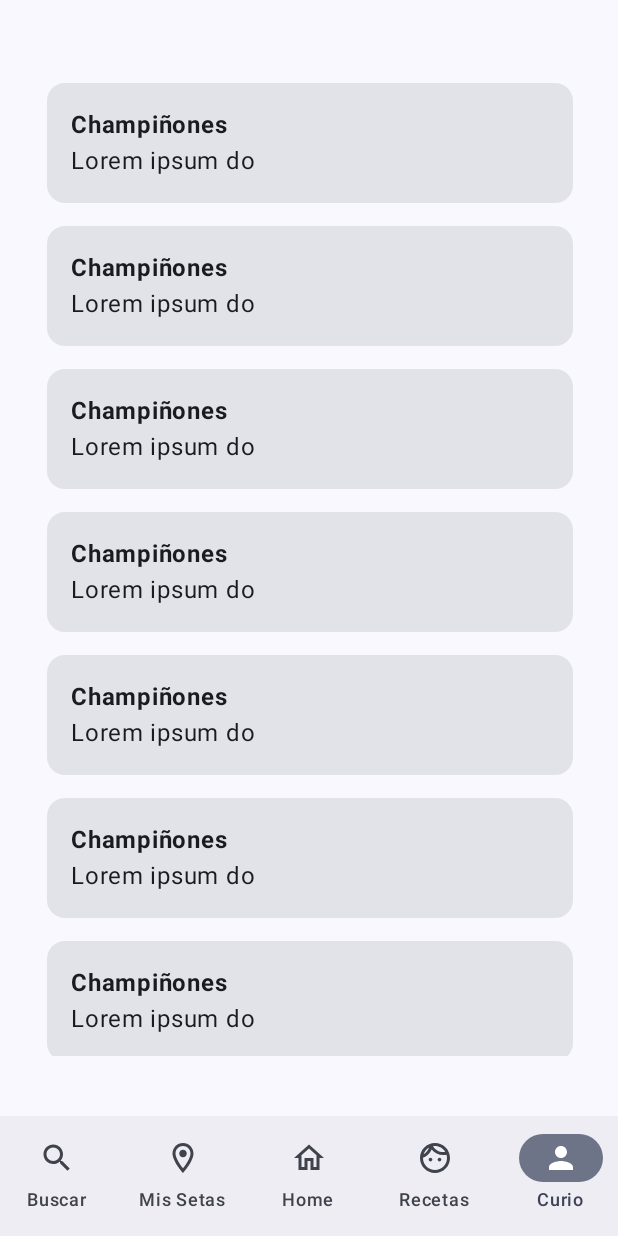
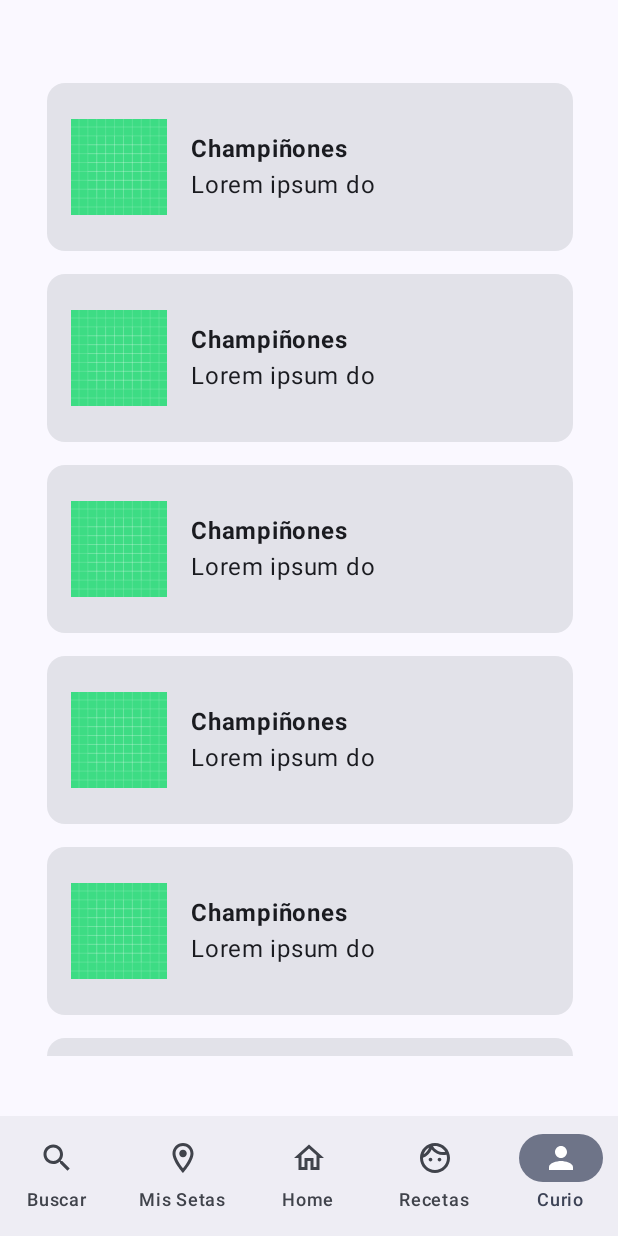
Before and after one commit to Voldwyce/Urfungi, an Android app built with Jetpack Compose: the screen it shows after launch (MainActivity), item 5 of the bottom bar chosen, on a phone screen of 412 x 824 dp. Run offline under Robolectric (Android 15) with nearby library versions, the phone set to English and light mode, and no system bars.

Commit message:
Apartado Curiosidades Pequeños Cambios no importantes (imagenes)

```diff
--- a/app/src/main/java/com/example/urfungi/Curiosidades/Seta.kt
+++ b/app/src/main/java/com/example/urfungi/Curiosidades/Seta.kt
@@ -1,7 +1,8 @@
 package com.example.urfungi.Curiosidades
 
 data class Seta(
-    val nombre: String, /*val imagenResId: Int,*/
+    val nombre: String,
+    val imagenResId: Int,
     val descripcion: String,
     val nombrecientifico: String,
     val estacion: String
--- a/app/src/main/java/com/example/urfungi/Curiosidades/setas_list_item.kt
+++ b/app/src/main/java/com/example/urfungi/Curiosidades/setas_list_item.kt
@@ -1,5 +1,6 @@
 package com.example.urfungi.Curiosidades
 
+import androidx.compose.foundation.Image
 import androidx.compose.foundation.clickable
 import androidx.compose.foundation.layout.Column
 import androidx.compose.foundation.layout.Row
@@ -7,6 +8,7 @@ import androidx.compose.foundation.layout.Spacer
 import androidx.compose.foundation.layout.fillMaxWidth
 import androidx.compose.foundation.layout.height
 import androidx.compose.foundation.layout.padding
+import androidx.compose.foundation.layout.size
 import androidx.compose.material3.Card
 import androidx.compose.material3.Text
 import androidx.compose.runtime.Composable
@@ -17,93 +19,94 @@ import androidx.compose.runtime.setValue
 import androidx.compose.ui.Alignment
 import androidx.compose.ui.Modifier
 import androidx.compose.ui.graphics.Color
+import androidx.compose.ui.res.painterResource
 import androidx.compose.ui.text.font.FontWeight
 import androidx.compose.ui.text.style.TextAlign
 import androidx.compose.ui.unit.dp
-import com.example.urfungi.MainActivity
+import com.example.urfungi.R
 import kotlin.math.min
 
 val setas = listOf(
     Seta(
-        "Champiñones", /*R.drawable.seta1*/
+        "Champiñones", R.drawable.ic_launcher_background,
         "Lorem ipsum dolor sit amet, consectetur adipiscing elit. Donec sit amet eros cursus, viverra nibh in, tincidunt justo. Ut pretium a nibh eu feugiat. Quisque lorem ante, accumsan eu tincidunt eget, imperdiet eget felis. Quisque a orci gravida, pellentesque lorem at, consequat quam. Integer non est est. Vestibulum aliquam nulla et massa viverra, non maximus magna consectetur. Nunc non erat id sem condimentum lacinia. Suspendisse id dictum dui, vel hendrerit dolor. Mauris vitae tortor purus. Nulla sit amet ullamcorper risus.",
         "Agaricus bisporus",
         "Otoño"
     ),
     Seta(
-        "Champiñones", /*R.drawable.seta1*/
+        "Champiñones", R.drawable.ic_launcher_background,
         "Lorem ipsum dolor sit amet, consectetur adipiscing elit. Donec sit amet eros cursus, viverra nibh in, tincidunt justo. Ut pretium a nibh eu feugiat. Quisque lorem ante, accumsan eu tincidunt eget, imperdiet eget felis. Quisque a orci gravida, pellentesque lorem at, consequat quam. Integer non est est. Vestibulum aliquam nulla et massa viverra, non maximus magna consectetur. Nunc non erat id sem condimentum lacinia. Suspendisse id dictum dui, vel hendrerit dolor. Mauris vitae tortor purus. Nulla sit amet ullamcorper risus.",
         "Agaricus bisporus",
         "Otoño"
     ),
     Seta(
-        "Champiñones", /*R.drawable.seta1*/
+        "Champiñones", R.drawable.ic_launcher_background,
         "Lorem ipsum dolor sit amet, consectetur adipiscing elit. Donec sit amet eros cursus, viverra nibh in, tincidunt justo. Ut pretium a nibh eu feugiat. Quisque lorem ante, accumsan eu tincidunt eget, imperdiet eget felis. Quisque a orci gravida, pellentesque lorem at, consequat quam. Integer non est est. Vestibulum aliquam nulla et massa viverra, non maximus magna consectetur. Nunc non erat id sem condimentum lacinia. Suspendisse id dictum dui, vel hendrerit dolor. Mauris vitae tortor purus. Nulla sit amet ullamcorper risus.",
         "Agaricus bisporus",
         "Otoño"
     ),
     Seta(
-        "Champiñones", /*R.drawable.seta1*/
+        "Champiñones", R.drawable.ic_launcher_background,
         "Lorem ipsum dolor sit amet, consectetur adipiscing elit. Donec sit amet eros cursus, viverra nibh in, tincidunt justo. Ut pretium a nibh eu feugiat. Quisque lorem ante, accumsan eu tincidunt eget, imperdiet eget felis. Quisque a orci gravida, pellentesque lorem at, consequat quam. Integer non est est. Vestibulum aliquam nulla et massa viverra, non maximus magna consectetur. Nunc non erat id sem condimentum lacinia. Suspendisse id dictum dui, vel hendrerit dolor. Mauris vitae tortor purus. Nulla sit amet ullamcorper risus.",
         "Agaricus bisporus",
         "Otoño"
     ),
     Seta(
-        "Champiñones", /*R.drawable.seta1*/
+        "Champiñones", R.drawable.ic_launcher_background,
         "Lorem ipsum dolor sit amet, consectetur adipiscing elit. Donec sit amet eros cursus, viverra nibh in, tincidunt justo. Ut pretium a nibh eu feugiat. Quisque lorem ante, accumsan eu tincidunt eget, imperdiet eget felis. Quisque a orci gravida, pellentesque lorem at, consequat quam. Integer non est est. Vestibulum aliquam nulla et massa viverra, non maximus magna consectetur. Nunc non erat id sem condimentum lacinia. Suspendisse id dictum dui, vel hendrerit dolor. Mauris vitae tortor purus. Nulla sit amet ullamcorper risus.",
         "Agaricus bisporus",
         "Otoño"
     ),
     Seta(
-        "Champiñones", /*R.drawable.seta1*/
+        "Champiñones", R.drawable.ic_launcher_background,
         "Lorem ipsum dolor sit amet, consectetur adipiscing elit. Donec sit amet eros cursus, viverra nibh in, tincidunt justo. Ut pretium a nibh eu feugiat. Quisque lorem ante, accumsan eu tincidunt eget, imperdiet eget felis. Quisque a orci gravida, pellentesque lorem at, consequat quam. Integer non est est. Vestibulum aliquam nulla et massa viverra, non maximus magna consectetur. Nunc non erat id sem condimentum lacinia. Suspendisse id dictum dui, vel hendrerit dolor. Mauris vitae tortor purus. Nulla sit amet ullamcorper risus.",
         "Agaricus bisporus",
         "Otoño"
     ),
     Seta(
-        "Champiñones", /*R.drawable.seta1*/
+        "Champiñones", R.drawable.ic_launcher_background,
         "Lorem ipsum dolor sit amet, consectetur adipiscing elit. Donec sit amet eros cursus, viverra nibh in, tincidunt justo. Ut pretium a nibh eu feugiat. Quisque lorem ante, accumsan eu tincidunt eget, imperdiet eget felis. Quisque a orci gravida, pellentesque lorem at, consequat quam. Integer non est est. Vestibulum aliquam nulla et massa viverra, non maximus magna consectetur. Nunc non erat id sem condimentum lacinia. Suspendisse id dictum dui, vel hendrerit dolor. Mauris vitae tortor purus. Nulla sit amet ullamcorper risus.",
         "Agaricus bisporus",
         "Otoño"
     ),
     Seta(
-        "Champiñones", /*R.drawable.seta1*/
+        "Champiñones", R.drawable.ic_launcher_background,
         "Lorem ipsum dolor sit amet, consectetur adipiscing elit. Donec sit amet eros cursus, viverra nibh in, tincidunt justo. Ut pretium a nibh eu feugiat. Quisque lorem ante, accumsan eu tincidunt eget, imperdiet eget felis. Quisque a orci gravida, pellentesque lorem at, consequat quam. Integer non est est. Vestibulum aliquam nulla et massa viverra, non maximus magna consectetur. Nunc non erat id sem condimentum lacinia. Suspendisse id dictum dui, vel hendrerit dolor. Mauris vitae tortor purus. Nulla sit amet ullamcorper risus.",
         "Agaricus bisporus",
         "Otoño"
     ),
     Seta(
-        "Champiñones", /*R.drawable.seta1*/
+        "Champiñones", R.drawable.ic_launcher_background,
         "Lorem ipsum dolor sit amet, consectetur adipiscing elit. Donec sit amet eros cursus, viverra nibh in, tincidunt justo. Ut pretium a nibh eu feugiat. Quisque lorem ante, accumsan eu tincidunt eget, imperdiet eget felis. Quisque a orci gravida, pellentesque lorem at, consequat quam. Integer non est est. Vestibulum aliquam nulla et massa viverra, non maximus magna consectetur. Nunc non erat id sem condimentum lacinia. Suspendisse id dictum dui, vel hendrerit dolor. Mauris vitae tortor purus. Nulla sit amet ullamcorper risus.",
         "Agaricus bisporus",
         "Otoño"
     ),
     Seta(
-        "Champiñones", /*R.drawable.seta1*/
+        "Champiñones", R.drawable.ic_launcher_background,
         "Lorem ipsum dolor sit amet, consectetur adipiscing elit. Donec sit amet eros cursus, viverra nibh in, tincidunt justo. Ut pretium a nibh eu feugiat. Quisque lorem ante, accumsan eu tincidunt eget, imperdiet eget felis. Quisque a orci gravida, pellentesque lorem at, consequat quam. Integer non est est. Vestibulum aliquam nulla et massa viverra, non maximus magna consectetur. Nunc non erat id sem condimentum lacinia. Suspendisse id dictum dui, vel hendrerit dolor. Mauris vitae tortor purus. Nulla sit amet ullamcorper risus.",
         "Agaricus bisporus",
         "Otoño"
     ),
     Seta(
-        "Champiñones", /*R.drawable.seta1*/
+        "Champiñones", R.drawable.ic_launcher_background,/*R.drawable.seta1*/
         "Lorem ipsum dolor sit amet, consectetur adipiscing elit. Donec sit amet eros cursus, viverra nibh in, tincidunt justo. Ut pretium a nibh eu feugiat. Quisque lorem ante, accumsan eu tincidunt eget, imperdiet eget felis. Quisque a orci gravida, pellentesque lorem at, consequat quam. Integer non est est. Vestibulum aliquam nulla et massa viverra, non maximus magna consectetur. Nunc non erat id sem condimentum lacinia. Suspendisse id dictum dui, vel hendrerit dolor. Mauris vitae tortor purus. Nulla sit amet ullamcorper risus.",
         "Agaricus bisporus",
         "Otoño"
     ),
     Seta(
-        "Champiñones", /*R.drawable.seta1*/
+        "Champiñones", R.drawable.ic_launcher_background,
         "Lorem ipsum dolor sit amet, consectetur adipiscing elit. Donec sit amet eros cursus, viverra nibh in, tincidunt justo. Ut pretium a nibh eu feugiat. Quisque lorem ante, accumsan eu tincidunt eget, imperdiet eget felis. Quisque a orci gravida, pellentesque lorem at, consequat quam. Integer non est est. Vestibulum aliquam nulla et massa viverra, non maximus magna consectetur. Nunc non erat id sem condimentum lacinia. Suspendisse id dictum dui, vel hendrerit dolor. Mauris vitae tortor purus. Nulla sit amet ullamcorper risus.",
         "Agaricus bisporus",
         "Otoño"
     ),
     Seta(
-        "Champiñones", /*R.drawable.seta1*/
+        "Champiñones", R.drawable.ic_launcher_background,
         "Lorem ipsum dolor sit amet, consectetur adipiscing elit. Donec sit amet eros cursus, viverra nibh in, tincidunt justo. Ut pretium a nibh eu feugiat. Quisque lorem ante, accumsan eu tincidunt eget, imperdiet eget felis. Quisque a orci gravida, pellentesque lorem at, consequat quam. Integer non est est. Vestibulum aliquam nulla et massa viverra, non maximus magna consectetur. Nunc non erat id sem condimentum lacinia. Suspendisse id dictum dui, vel hendrerit dolor. Mauris vitae tortor purus. Nulla sit amet ullamcorper risus.",
         "Agaricus bisporus",
         "Otoño"
     ),
     Seta(
-        "Champiñones", /*R.drawable.seta1*/
+        "Champiñones", R.drawable.ic_launcher_background,
         "Lorem ipsum dolor sit amet, consectetur adipiscing elit. Donec sit amet eros cursus, viverra nibh in, tincidunt justo. Ut pretium a nibh eu feugiat. Quisque lorem ante, accumsan eu tincidunt eget, imperdiet eget felis. Quisque a orci gravida, pellentesque lorem at, consequat quam. Integer non est est. Vestibulum aliquam nulla et massa viverra, non maximus magna consectetur. Nunc non erat id sem condimentum lacinia. Suspendisse id dictum dui, vel hendrerit dolor. Mauris vitae tortor purus. Nulla sit amet ullamcorper risus.",
         "Agaricus bisporus",
         "Otoño"
@@ -127,13 +130,13 @@ fun SetasListItem(seta: Seta, onItemClick: () -> Unit) {
                 .padding(16.dp),
             verticalAlignment = Alignment.CenterVertically
         ) {
-            /*Image(
-                painter = painterResource(id = seta.imagenResId),
+            Image(
+                painter = painterResource(id = R.drawable.ic_launcher_background),
                 contentDescription = null,
                 modifier = Modifier
-                    .size(64.dp)
+                    .size(80.dp)
                     .padding(end = 16.dp)
-            )*/
+            )
             Column {
                 Text(text = seta.nombre, fontWeight = FontWeight.Bold)
                 // Lógica para mostrar solo una parte del texto si no está expandido
```
Also changed, not shown: app/src/main/java/com/example/urfungi/MainActivity.kt (+0 -22 lines).
